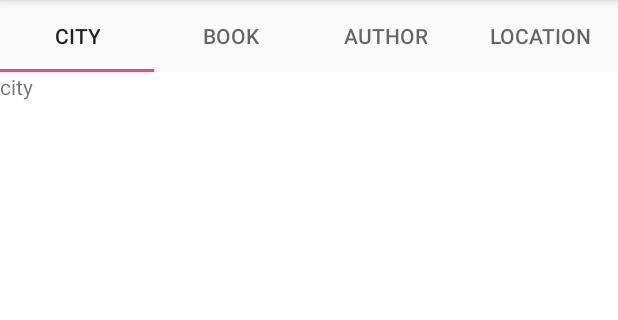
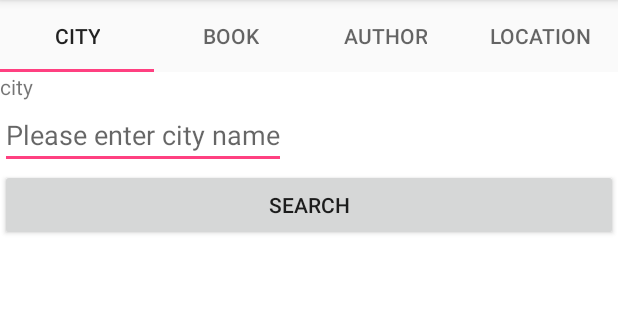
Before and after one commit to Databasserne/android, an Android app: the screen it shows after launch (MainActivity), on a phone screen of 412 x 824 dp, the part 84-404 px from its top. Run offline under Robolectric (Android 15) with nearby library versions, the phone set to English and light mode, and no system bars.

Commit message:
test(Book&City): book and city test added
moved a few things around to make switch/case easier to read in PageFragment.java

```diff
--- a/app/src/main/AndroidManifest.xml
+++ b/app/src/main/AndroidManifest.xml
@@ -15,6 +15,9 @@
                 <category android:name="android.intent.category.LAUNCHER" />
             </intent-filter>
         </activity>
+        <meta-data
+            android:name="com.google.android.geo.API_KEY"
+            android:value="AIzaSyC3U_c7J7xqZTPCb5DOKrg5AflAvQoM04M" />
     </application>
 
 </manifest>
--- a/app/src/main/java/com/android/databasserne/gutenberg/PageFragment.java
+++ b/app/src/main/java/com/android/databasserne/gutenberg/PageFragment.java
@@ -6,16 +6,22 @@ import android.view.LayoutInflater;
 import android.view.View;
 import android.view.ViewGroup;
 
+import com.google.android.gms.maps.GoogleMap;
+import com.google.android.gms.maps.MapView;
+import com.google.android.gms.maps.OnMapReadyCallback;
+
 /**
  * Created by kasper on 5/10/17.
  */
 
-public class PageFragment extends Fragment {
+public class PageFragment extends Fragment implements OnMapReadyCallback {
 
     public static final String ARG_PAGE = "ARG_PAGE";
 
     private int mPage;
     private View view;
+    private MapView mapView;
+    private GoogleMap map;
 
     public static PageFragment newInstance(int page) {
         Bundle args = new Bundle();
@@ -36,27 +42,47 @@ public class PageFragment extends Fragment {
                              Bundle savedInstanceState) {
 
         switch (mPage) {
-//            case 1: {
-//                view = inflater.inflate(R.layout.city_fragment, container, false);
-//                break;
-//            }
+            default: {
+                setupCityView(inflater, container, savedInstanceState);
+                break;
+            }
             case 2: {
-                view = inflater.inflate(R.layout.book_fragment, container, false);
+                setupBookView(inflater, container, savedInstanceState);
                 break;
             }
             case 3: {
-                view = inflater.inflate(R.layout.author_fragment, container, false);
+                setupAuthorView(inflater, container, savedInstanceState);
                 break;
             }
             case 4: {
-                view = inflater.inflate(R.layout.location_fragment, container, false);
-                break;
-            }
-            default: {
-                view = inflater.inflate(R.layout.city_fragment, container, false);
+                setupLocationView(inflater, container, savedInstanceState);
                 break;
             }
         }
         return view;
     }
+
+    private void setupCityView(LayoutInflater inflater, ViewGroup container, Bundle savedInstanceState) {
+        view = inflater.inflate(R.layout.city_fragment, container, false);
+    }
+
+    private void setupBookView(LayoutInflater inflater, ViewGroup container, Bundle savedInstanceState) {
+        view = inflater.inflate(R.layout.book_fragment, container, false);
+        mapView = (MapView) view.findViewById(R.id.mapView);
+        mapView.getMapAsync(this);
+        mapView.onCreate(savedInstanceState);
+    }
+
+    private void setupAuthorView(LayoutInflater inflater, ViewGroup container, Bundle savedInstanceState) {
+        view = inflater.inflate(R.layout.author_fragment, container, false);
+    }
+
+    private void setupLocationView(LayoutInflater inflater, ViewGroup container, Bundle savedInstanceState) {
+        view = inflater.inflate(R.layout.location_fragment, container, false);
+    }
+
+    @Override
+    public void onMapReady(GoogleMap googleMap) {
+        mapView.onResume();
+    }
 }
--- a/app/src/main/res/layout/city_fragment.xml
+++ b/app/src/main/res/layout/city_fragment.xml
@@ -1,6 +1,35 @@
 <?xml version="1.0" encoding="utf-8"?>
-<TextView xmlns:android="http://schemas.android.com/apk/res/android"
-    android:id="@+id/fragment"
+<LinearLayout xmlns:android="http://schemas.android.com/apk/res/android"
     android:layout_width="match_parent"
     android:layout_height="match_parent"
-    android:text="city" />
+    android:orientation="vertical">
+
+    <TextView
+        android:id="@+id/fragment"
+        android:layout_width="wrap_content"
+        android:layout_height="wrap_content"
+        android:text="city" />
+
+    <EditText
+        android:id="@+id/cityInsert"
+        android:layout_width="wrap_content"
+        android:layout_height="wrap_content"
+        android:hint="@string/hint_city" />
+
+    <Button
+        android:id="@+id/cityButton"
+        android:layout_width="match_parent"
+        android:layout_height="wrap_content"
+        android:text="@string/search_btn" />
+
+    <ScrollView
+        android:id="@+id/cityResults"
+        android:layout_width="match_parent"
+        android:layout_height="match_parent">
+
+        <LinearLayout
+            android:layout_width="match_parent"
+            android:layout_height="wrap_content"
+            android:orientation="vertical" />
+    </ScrollView>
+</LinearLayout>
--- a/app/src/main/res/values/strings.xml
+++ b/app/src/main/res/values/strings.xml
@@ -3,4 +3,7 @@
     <string name="title_activity_searches">SearchesActivity</string>
     <string name="action_settings">Settings</string>
     <string name="section_format">Hello World from section: %1$d</string>
+    <string name="search_btn">Search</string>
+    <string name="hint_city">Please enter city name</string>
+    <string name="hint_book">Please insert book title</string>
 </resources>
```
Also changed, not shown: app/build.gradle (+4 -3 lines), app/src/main/res/layout/book_fragment.xml (+30 -3 lines), 2 other files.
